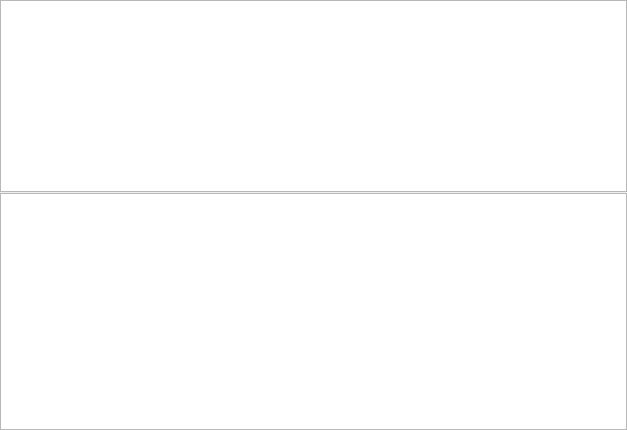
bogdan-constandache/SystemToolKit, file mva/Licenta/gui/forms/dmi_widget.ui: the form before one commit.
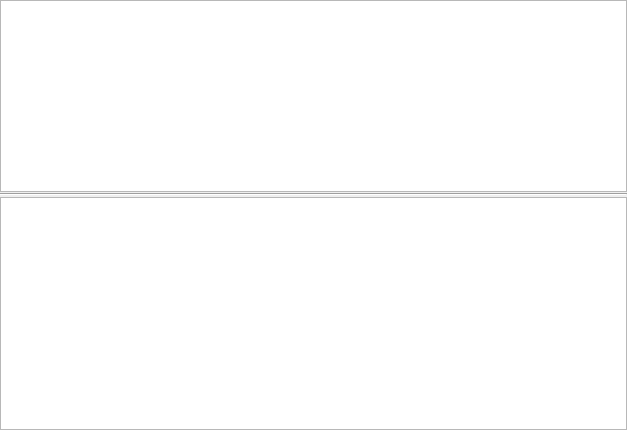
The form after the commit.

```diff
--- a/mva/Licenta/gui/forms/dmi_widget.ui
+++ b/mva/Licenta/gui/forms/dmi_widget.ui
@@ -51,6 +51,13 @@
      </property>
     </widget>
    </item>
+   <item>
+    <widget class="Line" name="line">
+     <property name="orientation">
+      <enum>Qt::Horizontal</enum>
+     </property>
+    </widget>
+   </item>
    <item>
     <widget class="QTreeView" name="propertiesTree"/>
    </item>
```
